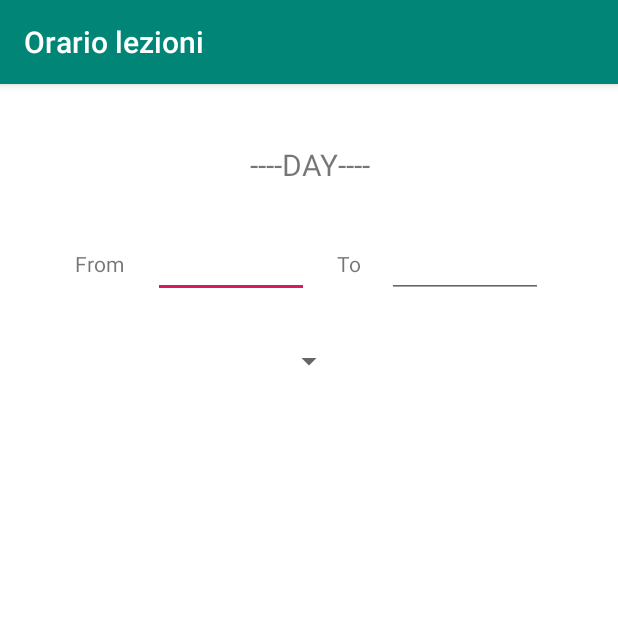
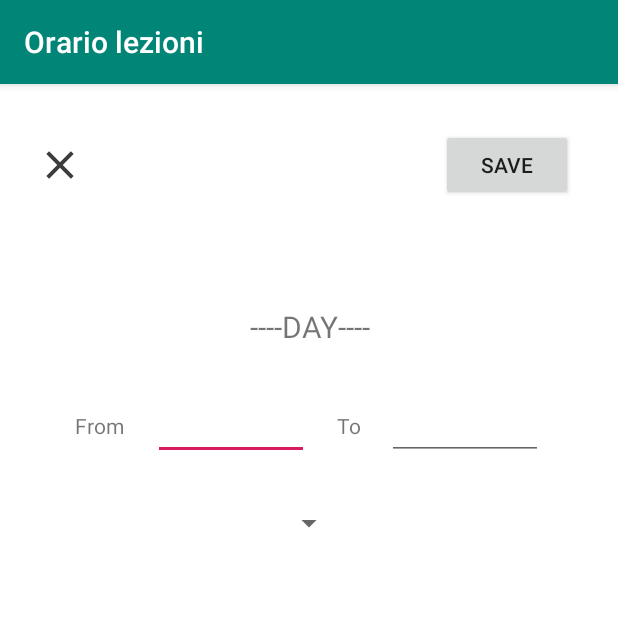
Before and after one commit to davideC00/lesson-calendar-app, an Android app: the fragment AddLessonFragment shown on its own in the app's theme, on a phone screen of 412 x 824 dp, the top half of it. Run offline under Robolectric (Android 15) with nearby library versions, the phone set to English and light mode, and no system bars.

Commit message:
ADD: Attribute Date for action home->addLesson

```diff
--- a/src/main/java/it/uniba/di/sms/orariolezioni/ui/addEvent/AddLessonFragment.java
+++ b/src/main/java/it/uniba/di/sms/orariolezioni/ui/addEvent/AddLessonFragment.java
@@ -9,13 +9,23 @@ import android.support.v4.widget.DrawerLayout;
 import android.util.Log;
 import android.view.KeyEvent;
 import android.view.LayoutInflater;
+import android.view.Menu;
+import android.view.MenuInflater;
+import android.view.MenuItem;
 import android.view.MotionEvent;
 import android.view.View;
 import android.view.ViewGroup;
+import android.widget.TextView;
+
+import java.text.SimpleDateFormat;
+import java.util.Date;
+import java.util.Locale;
 
 import it.uniba.di.sms.orariolezioni.R;
 
 public class AddLessonFragment extends Fragment {
+
+    private Date mDate = new Date();
 
 
     public AddLessonFragment() {
@@ -27,14 +37,18 @@ public class AddLessonFragment extends Fragment {
                              Bundle savedInstanceState) {
         // Inflate the layout for this fragment
         View root = inflater.inflate(R.layout.fragment_add_lesson, container, false);
+        TextView tvDate = root.findViewById(R.id.tv_date);
 
-        root.setFocusable(true);
-        root.setClickable(true);
-
-
+        if(getArguments() != null){
+            mDate = new Date(getArguments().getLong("date", 0));
+            SimpleDateFormat formatter = new SimpleDateFormat("dd-MM-yyyy", Locale.ITALY);
+            tvDate.setText(formatter.format(mDate));
+        }
 
         return root;
 
     }
 
+
+
 }
--- a/src/main/res/layout/fragment_add_lesson.xml
+++ b/src/main/res/layout/fragment_add_lesson.xml
@@ -6,13 +6,39 @@
     android:background="#FFFF">
 
 
+    <RelativeLayout
+        android:id="@+id/rl_add_lesson"
+        android:layout_width="match_parent"
+        android:layout_height="wrap_content"
+        app:layout_constraintTop_toTopOf="parent">
+
+        <View
+            android:layout_width="20dp"
+            android:layout_height="20dp"
+            android:layout_gravity="center"
+            android:layout_marginStart="30dp"
+            android:layout_alignParentStart="true"
+            android:layout_centerVertical="true"
+            android:background="@drawable/ic_close" />
+
+        <Button
+            android:layout_width="wrap_content"
+            android:layout_height="wrap_content"
+            android:layout_gravity="center"
+            android:layout_centerVertical="true"
+            android:layout_alignParentEnd="true"
+            android:layout_margin="30dp"
+            android:text="@string/btn_save" />
+
+    </RelativeLayout>
+
     <TextView
         android:id="@+id/tv_date"
         android:layout_width="match_parent"
         android:layout_height="wrap_content"
         android:gravity="center"
         android:layout_marginTop="40dp"
-        app:layout_constraintTop_toTopOf="parent"
+        app:layout_constraintTop_toBottomOf="@+id/rl_add_lesson"
         android:text="----DAY----"
         android:textSize="20sp" />
 
--- a/src/main/res/layout/fragment_home.xml
+++ b/src/main/res/layout/fragment_home.xml
@@ -22,8 +22,7 @@
         android:layout_height="wrap_content"
         android:orientation="horizontal"
         android:layout_below="@id/text_home"
-        android:layout_centerHorizontal="true"
-        android:elevation="10dp">
+        android:layout_centerHorizontal="true">
 
         <TextView
             android:layout_width="40dp"
--- a/src/main/res/navigation/mobile_navigation.xml
+++ b/src/main/res/navigation/mobile_navigation.xml
@@ -12,7 +12,7 @@
         tools:layout="@layout/fragment_home" >
         <action
             android:id="@+id/action_nav_home_to_nav_add_request"
-            app:destination="@id/nav_add_request" />
+            app:destination="@id/nav_add_lesson" />
     </fragment>
 
     <fragment
@@ -22,7 +22,7 @@
         tools:layout="@layout/fragment_change_requests" />
 
     <fragment
-        android:id="@+id/nav_add_request"
+        android:id="@+id/nav_add_lesson"
         android:name="it.uniba.di.sms.orariolezioni.ui.addEvent.AddLessonFragment"
         android:label="Add Lesson"
         tools:layout="@layout/fragment_add_lesson">
```
Also changed, not shown: src/main/java/it/uniba/di/sms/orariolezioni/ui/OrarioScheduler.java (+20 -1 lines), src/main/java/it/uniba/di/sms/orariolezioni/ui/home/HomeFragment.java (+7 -1 lines).
